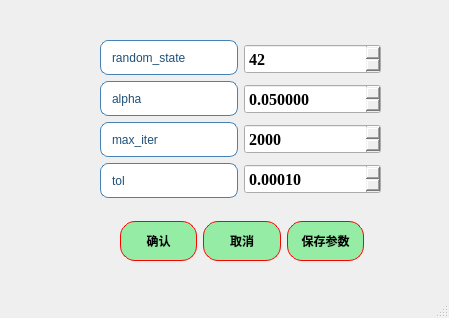
The window that ui/algorithms6_GL_para.ui (azhongege24/predict_first) describes before a commit, drawn with Qt 5.
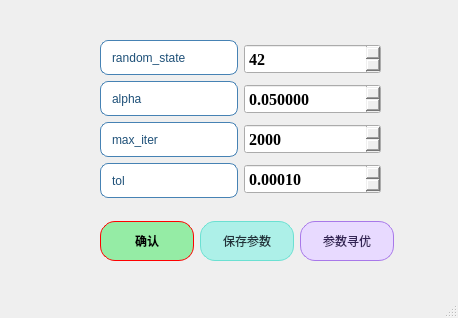
The same window after the commit.

```diff
--- a/ui/algorithms6_GL_para.ui
+++ b/ui/algorithms6_GL_para.ui
@@ -6,7 +6,7 @@
    <rect>
     <x>0</x>
     <y>0</y>
-    <width>449</width>
+    <width>458</width>
     <height>318</height>
    </rect>
   </property>
@@ -289,12 +289,12 @@
      </item>
     </layout>
    </widget>
-   <widget class="QWidget" name="">
+   <widget class="QWidget" name="layoutWidget">
     <property name="geometry">
      <rect>
-      <x>120</x>
+      <x>100</x>
       <y>220</y>
-      <width>244</width>
+      <width>294</width>
       <height>42</height>
      </rect>
     </property>
@@ -330,37 +330,6 @@
        </property>
       </widget>
      </item>
-     <item>
-      <widget class="QPushButton" name="pushButton_2">
-       <property name="minimumSize">
-        <size>
-         <width>0</width>
-         <height>40</height>
-        </size>
-       </property>
-       <property name="styleSheet">
-        <string notr="true">QPushButton{
-border:1px solid red;   /*边框的粗细，颜色*/
-border-radius:15px;    /*设置圆角半径 */
-padding:2px 4px;  /*QFrame边框与内部其它部件的距离*/
-background-color: rgb(149, 236, 165);	/*背景颜色*/
-color:rgb(0, 0, 0);		/*字体颜色*/
-	font: 18pt &quot;楷体&quot;;
-
-font:bold;
-}
-QPushButton:hover {
-    background-color: rgb(177, 244, 155);    /* 悬停时背景色 */
-}
-QPushButton:pressed {
-    background-color:rgb(99, 181, 255);     /* 点击时背景色 */
-}</string>
-       </property>
-       <property name="text">
-        <string>取消</string>
-       </property>
-      </widget>
-     </item>
      <item>
       <widget class="QPushButton" name="pushButton_save_params">
        <property name="minimumSize">
@@ -371,18 +340,18 @@
        </property>
        <property name="styleSheet">
         <string notr="true">QPushButton{
-border:1px solid red;   /*边框的粗细，颜色*/
-border-radius:15px;    /*设置圆角半径 */
-padding:2px 4px;  /*QFrame边框与内部其它部件的距离*/
-background-color: rgb(149, 236, 165);	/*背景颜色*/
-color:rgb(0, 0, 0);		/*字体颜色*/
-	font: 18pt &quot;楷体&quot;;
-
-font:bold;
+    border:1px solid rgb(107, 224, 210);   /* 边框：浅薄荷绿（呼应背景） */
+    border-radius:15px;    /* 圆角半径（不变） */
+    padding:2px 4px;  /* 内边距（不变） */
+    background-color: rgb(173, 240, 232);	/* 常态背景：淡薄荷绿 */
+    color:rgb(34, 51, 59);		/* 字体颜色：深灰色（可读性强，不突兀） */
+    font: bold 18pt &quot;楷体&quot;;  /* 字体格式合并（不变） */
 }
+
 QPushButton:hover {
     background-color: rgb(177, 244, 155);    /* 悬停时背景色 */
 }
+
 QPushButton:pressed {
     background-color:rgb(99, 181, 255);     /* 点击时背景色 */
 }</string>
@@ -392,6 +361,37 @@
        </property>
       </widget>
      </item>
+     <item>
+      <widget class="QPushButton" name="pushButton_random_search">
+       <property name="minimumSize">
+        <size>
+         <width>0</width>
+         <height>40</height>
+        </size>
+       </property>
+       <property name="styleSheet">
+        <string notr="true">QPushButton{
+    border:1px solid rgb(168, 120, 233);   /* 边框：浅紫色 */
+    border-radius:15px;    /* 圆角半径（不变） */
+    padding:2px 4px;  /* 内边距（不变） */
+    background-color: rgb(232, 218, 255);	/* 常态背景：淡紫色 */
+    color:rgb(51, 34, 85);		/* 字体颜色：深紫色（更搭色系，可读性强） */
+    font: bold 18pt &quot;楷体&quot;;  /* 字体合并优化（原格式不变） */
+}
+
+QPushButton:hover {
+    background-color: rgb(240, 228, 255);    /* 悬停背景：更浅的紫色（提亮效果） */
+}
+
+QPushButton:pressed {
+    background-color: rgb(194, 162, 245);     /* 点击背景：中等紫色（按压反馈明显） */
+}</string>
+       </property>
+       <property name="text">
+        <string>参数寻优</string>
+       </property>
+      </widget>
+     </item>
     </layout>
    </widget>
   </widget>
```
Left out of the diff: 22 changed lines with no effect on the pictures.
